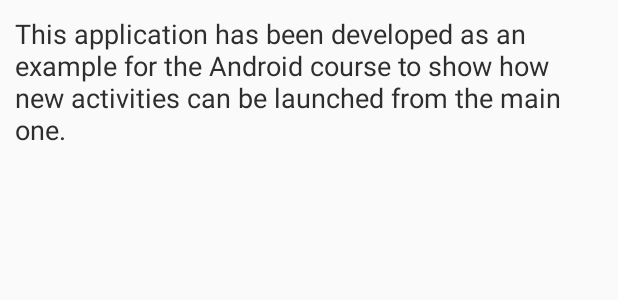
After one commit to YukiMinamiHHNii/CN--Yaya, an Android app: the layout about.xml on its own in the app's theme, with its tools: preview values and no code run, on a phone screen of 412 x 824 dp. The commit adds this screen. Shown: the top 300 px of the screen. Run offline under Robolectric (Android 15) with nearby library versions, the phone set to English and light mode, and no system bars.

Commit message:
Adds handlers for about activity and exit action from main activity

```diff
--- a/Project2Places/app/src/main/AndroidManifest.xml
+++ b/Project2Places/app/src/main/AndroidManifest.xml
@@ -18,6 +18,11 @@
                 <category android:name="android.intent.category.LAUNCHER" />
             </intent-filter>
         </activity>
+        <activity
+            android:name=".AboutActivity"
+            android:label="@string/aboutLabel"
+            android:theme="@android:style/Theme.Dialog">
+        </activity>
     </application>
 
 </manifest>
--- /dev/null
+++ b/Project2Places/app/src/main/res/layout/about.xml
@@ -0,0 +1,8 @@
+<?xml version="1.0" encoding="utf-8"?>
+<TextView xmlns:android="http://schemas.android.com/apk/res/android"
+    android:id="@+id/aboutLayout"
+    android:layout_width="wrap_content"
+    android:layout_height="wrap_content"
+    android:text="@string/aboutContents"
+    android:padding="10dp"
+    android:textAppearance="@style/TextAppearance.AppCompat.Medium"/>
--- a/Project2Places/app/src/main/res/values/strings.xml
+++ b/Project2Places/app/src/main/res/values/strings.xml
@@ -16,4 +16,8 @@
     <string name="inputUrlHint">www.place.com</string>
     <string name="inputCommentLabel">Comment:</string>
     <string name="inputCommentHint">Comment about this place</string>
+    <string name="aboutContents">
+        This application has been developed as an example for the Android course to
+        show how new activities can be launched from the main one.
+    </string>
 </resources>
```
Also changed, not shown: Project2Places/app/src/main/java/com/example/hhnii/project2_places/AboutActivity.java (added, +13 -0 lines), Project2Places/app/src/main/java/com/example/hhnii/project2_places/MainActivity.java (+26 -8 lines), 1 other file.
